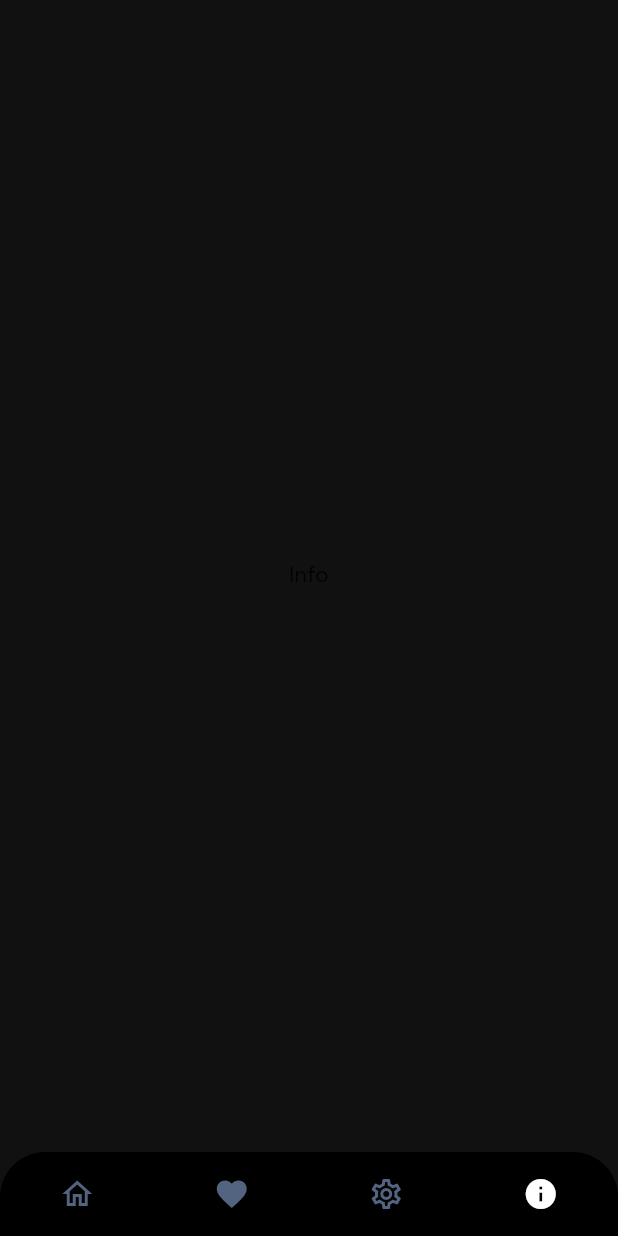
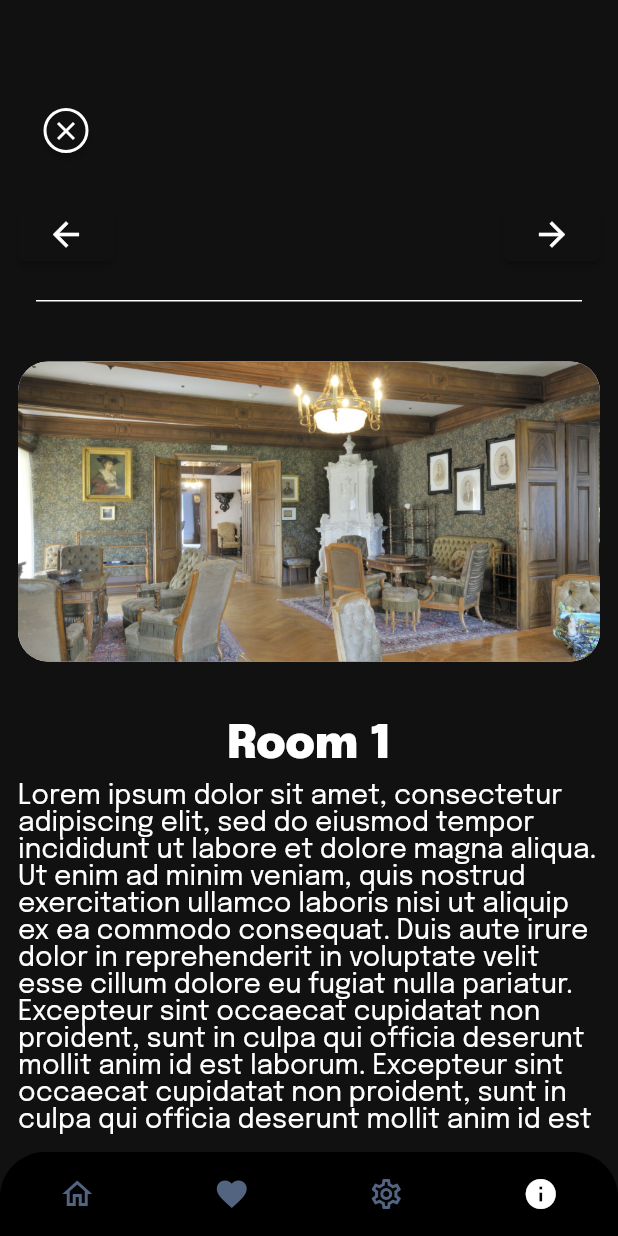
Before and after one commit to spehj/sneznik-app, a Flutter app: the screen it shows after launch, item 4 of the bottom bar chosen, on a phone screen of 412 x 824 dp. Run offline on Flutter 3.47's test engine with Material 2 defaults, Android fonts, the phone set to English and light mode, and no system bars; our stand-ins replace google_fonts.

Commit message:
Subcategory screen added

```diff
--- a/lib/screens/bottom_bar.dart
+++ b/lib/screens/bottom_bar.dart
@@ -3,6 +3,7 @@ import 'package:flutter/cupertino.dart';
 import 'package:flutter/material.dart';
 import 'package:sneznik_app/screens/category_screen.dart';
 import 'package:sneznik_app/screens/favorites_screen.dart';
+import 'package:sneznik_app/screens/subcategory_screen.dart';
 
 import '../utils/app_styles.dart';
 import 'home_screen.dart';
@@ -24,7 +25,7 @@ class _BottomBarState extends State<BottomBar> {
     const HomeScreen(),
     const CategoryScreen(),
     const SettingsScreen(),
-    const InfoScreen(),
+    const SubcategoryScreen(),
     // const Text("Tickets"),
     // const Text("Profile"),
 
--- /dev/null
+++ b/lib/screens/subcategory_screen.dart
@@ -0,0 +1,129 @@
+import 'package:flutter/cupertino.dart';
+import 'package:flutter/material.dart';
+
+import '../utils/app_styles.dart';
+
+class SubcategoryScreen extends StatelessWidget {
+  const SubcategoryScreen({Key? key}) : super(key: key);
+
+  @override
+  Widget build(BuildContext context) {
+    return Scaffold(
+      backgroundColor: Styles.bgColor,
+      body: Container(
+        margin: EdgeInsets.only(top: 30),
+        padding: EdgeInsets.symmetric(horizontal: 12, vertical: 12),
+        child: Column(children: [
+          SizedBox(
+            height: 30,
+          ),
+          Row(
+            children: [
+              SizedBox(
+                height: 30,
+                child: ElevatedButton(
+                  onPressed: () {},
+                  child: Icon(
+                    Icons.close,
+                    color: Styles.whiteIconColor,
+                    size: 20,
+                  ),
+                  style: ElevatedButton.styleFrom(
+                    shape: CircleBorder(
+                        side:
+                            BorderSide(width: 2, color: Styles.whiteIconColor)),
+                    //padding: EdgeInsets.all(8),
+                    backgroundColor: Styles.bgColor, // <-- Button color
+                    foregroundColor: Styles.oceanBlueColor, // <-- Splash color
+                  ),
+                ),
+              ),
+            ],
+          ),
+          SizedBox(
+            height: 30,
+          ),
+          // Destination title
+
+          // Description
+
+          Row(
+            mainAxisAlignment: MainAxisAlignment.spaceBetween,
+            children: [
+              ElevatedButton(
+                onPressed: () {},
+                child: Icon(
+                  Icons.arrow_back,
+                  color: Styles.whiteIconColor,
+                  size: 26,
+                ),
+                style: ElevatedButton.styleFrom(
+
+                  //padding: EdgeInsets.all(8),
+                  backgroundColor: Styles.bgColor, // <-- Button color
+                  foregroundColor: Styles.bgColor, // <-- Splash color
+                ),
+              ),
+
+              ElevatedButton(
+                onPressed: () {},
+                child: Icon(
+                  Icons.arrow_forward,
+                  color: Styles.whiteIconColor,
+                  size: 26,
+                ),
+                style: ElevatedButton.styleFrom(
+
+                  //padding: EdgeInsets.all(8),
+                  backgroundColor: Styles.bgColor, // <-- Button color
+                  foregroundColor: Styles.bgColor, // <-- Splash color
+                ),
+              ),
+            ],
+          ),
+          SizedBox(
+            height: 20,
+          ),
+          // Line between upper menu and content
+          Container(
+            height: 1,
+            color: Styles.whiteIconColor,
+            margin: EdgeInsets.symmetric(horizontal: 12),
+          ),
+
+          // Floor plan
+          Expanded(
+            child: ListView(
+                padding: EdgeInsets.only(top: 20, bottom: 30),
+                children: [
+                  Container(
+                    padding: EdgeInsets.symmetric(horizontal: 12, vertical: 12),
+                    margin: EdgeInsets.symmetric(vertical: 20),
+                    height: 200,
+                    decoration: BoxDecoration(
+                      borderRadius: BorderRadius.circular(20),
+                      color: Colors.white,
+                      image: DecorationImage(
+                        fit: BoxFit.cover,
+                        image: AssetImage("assets/images/Grad-Snežnik-00003.jpg")
+                      ),
+
+                    ),
+                  ),
+                  SizedBox(
+                    height: 20,
+                  ),
+                  Center(child: Text("Room 1", style: Styles.headlineStyle2,)),
+                  SizedBox(
+                    height: 10,
+                  ),
+                  Text("Lorem ipsum dolor sit amet, consectetur adipiscing elit, sed do eiusmod tempor incididunt ut labore et dolore magna aliqua. Ut enim ad minim veniam, quis nostrud exercitation ullamco laboris nisi ut aliquip ex ea commodo consequat. Duis aute irure dolor in reprehenderit in voluptate velit esse cillum dolore eu fugiat nulla pariatur. Excepteur sint occaecat cupidatat non proident, sunt in culpa qui officia deserunt mollit anim id est laborum. Excepteur sint occaecat cupidatat non proident, sunt in culpa qui officia deserunt mollit anim id est laborum.", style: Styles.textStyle,),
+
+
+                ]),
+          )
+        ]),
+      ),
+    );
+  }
+}
--- a/lib/utils/app_styles.dart
+++ b/lib/utils/app_styles.dart
@@ -6,12 +6,13 @@ class Styles{
   static Color primaryColor = primary;
   static Color textColor = const Color(0xFF3b3b3b);
   static Color bgColor = const Color(0xFF111111);
+  static Color darkGrayColor = const Color(0xFF222222);
   static Color orangeColor = const Color(0xFFF37B67);
   static Color kakiColor = const Color(0xFFd2bdb6);
   static TextStyle textStyle = TextStyle(fontSize: 18, color: whiteTextColor, fontWeight: FontWeight.normal);
   static TextStyle headlineStyle1 = TextStyle(fontSize: 40, color: whiteTextColor, fontWeight: FontWeight.w900, fontStyle: FontStyle.normal);
   static TextStyle headlineStyle2 = TextStyle(fontSize: 30, color: whiteTextColor, fontWeight: FontWeight.w900);
-  static TextStyle headlineStyle3 = TextStyle(fontSize: 18, color: Colors.grey.shade500, fontWeight: FontWeight.w500);
+  static TextStyle headlineStyle3 = TextStyle(fontSize: 18, color: whiteTextColor, fontWeight: FontWeight.w800);
   static TextStyle headlineStyle4 = TextStyle(fontSize: 14, color: Colors.grey.shade500, fontWeight: FontWeight.w500);
   static Color whiteIconColor = const Color(0xFFFFFFFF);
   static Color whiteTextColor = const Color(0xFFFFFFFF);
```
Also changed, not shown: lib/screens/category_screen.dart (+36 -12 lines), lib/utils/home_info_list.dart (+11 -3 lines), assets/images/Grad-Snežnik-00003.jpg (added), assets/images/IMG_3278_grad_sneznik_porocna_dvorana_big.jpg (added), assets/images/castle-floor-plan.jpg (added), assets/images/castle-floor.jpg (added), assets/images/castle-plan.jpg (added), pubspec.lock.
